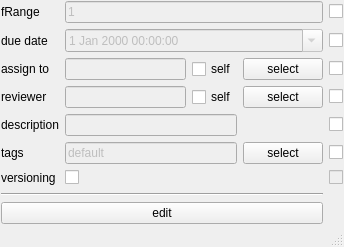
Before: the Qt Designer form rbhusUI/lib/rbhusPipeAssetEditMod.ui in aumanimationstudios/rbhus, drawn with Qt 5.
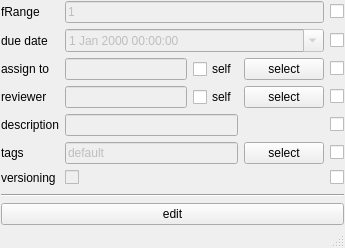
After: the same form once the commit is applied.

The edit to the form file:
```diff
--- a/rbhusUI/lib/rbhusPipeAssetEditMod.ui
+++ b/rbhusUI/lib/rbhusPipeAssetEditMod.ui
@@ -9,8 +9,8 @@
    <rect>
     <x>0</x>
     <y>0</y>
-    <width>344</width>
-    <height>247</height>
+    <width>345</width>
+    <height>248</height>
    </rect>
   </property>
   <property name="windowTitle">
@@ -79,26 +79,6 @@
       </property>
      </widget>
     </item>
-    <item row="15" column="0" colspan="7">
-     <widget class="QPushButton" name="pushEdit">
-      <property name="text">
-       <string>edit</string>
-      </property>
-     </widget>
-    </item>
-    <item row="14" column="0" colspan="7">
-     <widget class="Line" name="line">
-      <property name="sizePolicy">
-       <sizepolicy hsizetype="MinimumExpanding" vsizetype="Fixed">
-        <horstretch>0</horstretch>
-        <verstretch>0</verstretch>
-       </sizepolicy>
-      </property>
-      <property name="orientation">
-       <enum>Qt::Horizontal</enum>
-      </property>
-     </widget>
-    </item>
     <item row="6" column="6">
      <widget class="QPushButton" name="pushUsers">
       <property name="text">
@@ -321,7 +301,7 @@
     <item row="12" column="7">
      <widget class="QCheckBox" name="checkVersion">
       <property name="enabled">
-       <bool>false</bool>
+       <bool>true</bool>
       </property>
       <property name="sizePolicy">
        <sizepolicy hsizetype="Fixed" vsizetype="Fixed">
@@ -350,7 +330,7 @@
     <item row="12" column="1">
      <widget class="QCheckBox" name="checkVersionEnable">
       <property name="enabled">
-       <bool>true</bool>
+       <bool>false</bool>
       </property>
       <property name="sizePolicy">
        <sizepolicy hsizetype="Fixed" vsizetype="Fixed">
@@ -446,6 +426,26 @@
       </property>
      </widget>
     </item>
+    <item row="15" column="0" colspan="8">
+     <widget class="QPushButton" name="pushEdit">
+      <property name="text">
+       <string>edit</string>
+      </property>
+     </widget>
+    </item>
+    <item row="14" column="0" colspan="8">
+     <widget class="Line" name="line">
+      <property name="sizePolicy">
+       <sizepolicy hsizetype="MinimumExpanding" vsizetype="Fixed">
+        <horstretch>0</horstretch>
+        <verstretch>0</verstretch>
+       </sizepolicy>
+      </property>
+      <property name="orientation">
+       <enum>Qt::Horizontal</enum>
+      </property>
+     </widget>
+    </item>
    </layout>
   </widget>
   <widget class="QStatusBar" name="statusBar"/>
```
